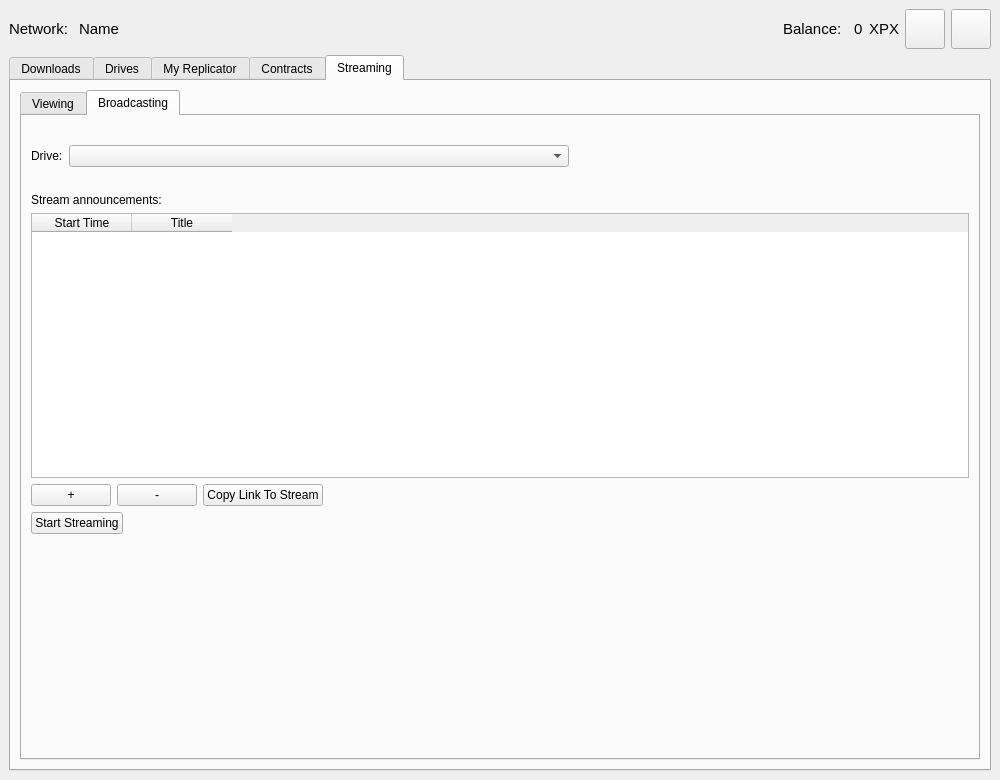
Before: the Qt Designer form UserApp/mainwin.ui in proximax-storage/cpp-xpx-storage-user-app, drawn with Qt 5.
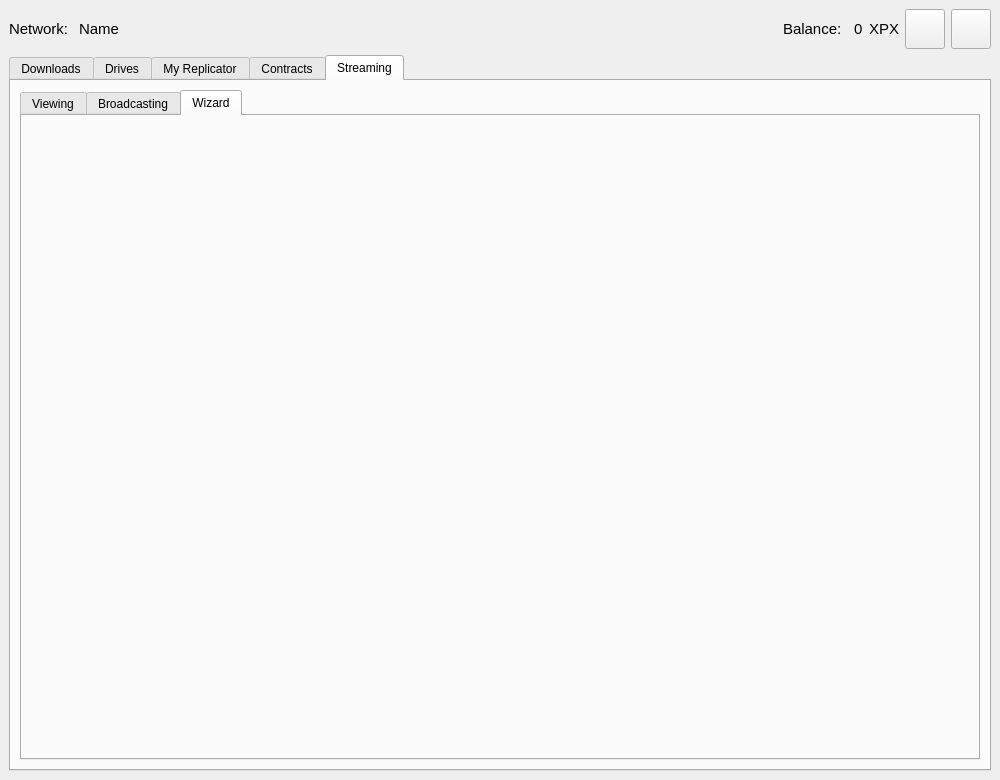
After: the same form once the commit is applied.

Commit message: added streaming wizard to ui

```diff
--- a/UserApp/mainwin.ui
+++ b/UserApp/mainwin.ui
@@ -1399,7 +1399,7 @@
         <item>
          <widget class="QTabWidget" name="m_streamingTabView">
           <property name="currentIndex">
-           <number>1</number>
+           <number>2</number>
           </property>
           <widget class="QWidget" name="viewerTab">
            <attribute name="title">
@@ -1866,6 +1866,22 @@
             </item>
            </layout>
           </widget>
+          <widget class="QWidget" name="WizardTab">
+           <attribute name="title">
+            <string>Wizard</string>
+           </attribute>
+           <widget class="QWidget" name="verticalLayoutWidget">
+            <property name="geometry">
+             <rect>
+              <x>3</x>
+              <y>15</y>
+              <width>905</width>
+              <height>573</height>
+             </rect>
+            </property>
+            <layout class="QVBoxLayout" name="verticalLayout_6"/>
+           </widget>
+          </widget>
          </widget>
         </item>
        </layout>
```
The commit also changes 5 other files.
